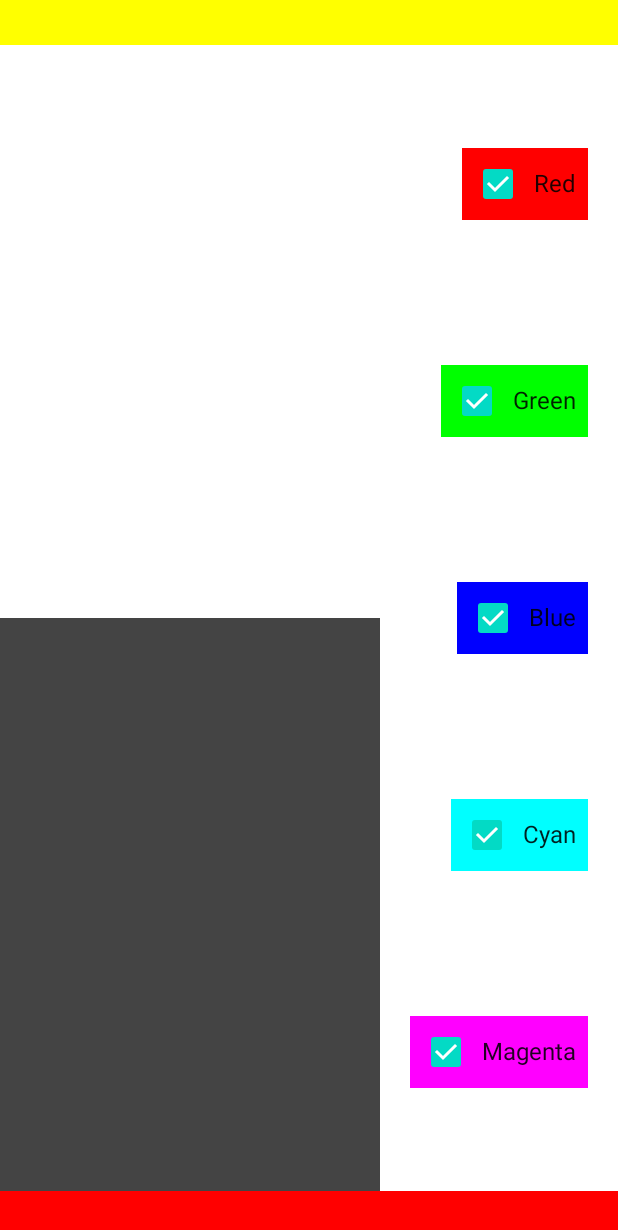
After one commit to juanmendez/jetpack-compose, an Android app built with Jetpack Compose: the composable ColumnDemo shown on its own in the app's theme, on a phone screen of 412 x 824 dp. The commit adds this screen. Shown: the top 1230 px of the screen. Run offline under Robolectric (Android 15) with nearby library versions, the phone set to English and light mode, and no system bars; our stand-ins replace constraintlayout-compose.

Commit message:
01: refreshing columns, rows

```diff
--- a/app/build.gradle
+++ b/app/build.gradle
@@ -53,6 +53,7 @@ dependencies {
     implementation "androidx.compose.material:material:$compose_version"
     implementation "androidx.compose.ui:ui-tooling-preview:$compose_version"
     implementation "androidx.compose.material:material-icons-extended:$compose_version"
+    implementation "androidx.constraintlayout:constraintlayout-compose:1.1.0-alpha10"
 
     implementation 'androidx.lifecycle:lifecycle-runtime-ktx:2.5.1'
     implementation 'androidx.activity:activity-compose:1.6.1'
--- a/app/src/main/java/com/jetpack/compose/MainActivity.kt
+++ b/app/src/main/java/com/jetpack/compose/MainActivity.kt
@@ -28,7 +28,7 @@ class MainActivity : ComponentActivity() {
 
 @Composable
 fun Greeting(name: String) {
-    Text(text = "Hello $name!")
+
 }
 
 @Preview(showBackground = true)
--- /dev/null
+++ b/app/src/main/java/com/jetpack/compose/constants/StringUtils.kt
@@ -0,0 +1,5 @@
+package com.jetpack.compose.constants
+
+object StringUtils {
+    val empty = ""
+}
--- /dev/null
+++ b/app/src/main/java/com/jetpack/compose/ui/containers/ColumnDemo.kt
@@ -0,0 +1,82 @@
+package com.jetpack.compose.ui.containers
+
+import androidx.compose.foundation.background
+import androidx.compose.foundation.layout.Arrangement
+import androidx.compose.foundation.layout.Box
+import androidx.compose.foundation.layout.Column
+import androidx.compose.foundation.layout.Row
+import androidx.compose.foundation.layout.fillMaxHeight
+import androidx.compose.foundation.layout.fillMaxWidth
+import androidx.compose.foundation.layout.height
+import androidx.compose.foundation.layout.padding
+import androidx.compose.runtime.Composable
+import androidx.compose.runtime.mutableStateOf
+import androidx.compose.runtime.remember
+import androidx.compose.ui.Alignment
+import androidx.compose.ui.Modifier
+import androidx.compose.ui.graphics.Color
+import androidx.compose.ui.res.stringResource
+import androidx.compose.ui.tooling.preview.Preview
+import androidx.compose.ui.unit.dp
+import com.jetpack.compose.R
+import com.jetpack.compose.ui.elements.CheckBoxWithLabel
+
+@Composable
+fun ColumnDemo(
+    modifier: Modifier = Modifier,
+) {
+    val red = remember { mutableStateOf(true) }
+    val green = remember { mutableStateOf(true) }
+    val blue = remember { mutableStateOf(true) }
+    val cyan = remember { mutableStateOf(true) }
+    val magenta = remember { mutableStateOf(true) }
+
+    Column() {
+        Box(
+            modifier = modifier
+                .background(Color.Yellow)
+                .fillMaxWidth()
+                .height(30.dp)
+        )
+        Row(
+            modifier = Modifier
+                .fillMaxWidth()
+                .weight(1.0f),
+            verticalAlignment = Alignment.Bottom
+        ) {
+            Box(
+                modifier = Modifier
+                    .fillMaxHeight(0.5f)
+                    .weight(1.0f)
+                    .background(color = Color.DarkGray)
+            )
+
+            // Column's width is wrap_content by default
+            Column(
+                modifier = modifier
+                    .fillMaxHeight()
+                    .padding(20.dp),
+                verticalArrangement = Arrangement.SpaceAround,
+                horizontalAlignment = Alignment.End
+            ) {
+                CheckBoxWithLabel(state = red, label = stringResource(id = R.string.red), color = Color.Red)
+                CheckBoxWithLabel(state = green, label = stringResource(id = R.string.green), color = Color.Green)
+                CheckBoxWithLabel(state = blue, label = stringResource(id = R.string.blue), color = Color.Blue)
+                CheckBoxWithLabel(state = cyan, label = stringResource(id = R.string.cyan), color = Color.Cyan)
+                CheckBoxWithLabel(state = magenta, label = stringResource(id = R.string.magenta), color = Color.Magenta)
+            }
+        }
+        Box(
+            modifier = modifier
+                .background(Color.Red)
+                .fillMaxWidth()
+                .height(30.dp)
+        )
+    }
+}
+
+@Preview
+@Composable
+fun ColumnDemoPreview() {
+    ColumnDemo()
+}
--- /dev/null
+++ b/app/src/main/java/com/jetpack/compose/ui/elements/CheckBoxWithLabel.kt
@@ -0,0 +1,64 @@
+package com.jetpack.compose.ui.elements
+
+import androidx.compose.foundation.background
+import androidx.compose.foundation.clickable
+import androidx.compose.material.Checkbox
+import androidx.compose.material.Text
+import androidx.compose.runtime.Composable
+import androidx.compose.runtime.MutableState
+import androidx.compose.runtime.mutableStateOf
+import androidx.compose.runtime.remember
+import androidx.compose.ui.Modifier
+import androidx.compose.ui.graphics.Color
+import androidx.compose.ui.tooling.preview.Preview
+import androidx.compose.ui.unit.dp
+import androidx.constraintlayout.compose.ConstraintLayout
+import com.jetpack.compose.constants.StringUtils
+
+@Composable
+fun CheckBoxWithLabel(
+    modifier: Modifier = Modifier,
+    label: String = StringUtils.empty,
+    state: MutableState<Boolean>,
+    color: Color = Color.White
+) {
+    ConstraintLayout(
+        modifier = modifier
+            .clickable {
+                state.value = !state.value
+            }
+            .background(
+                color = if (state.value) {
+                    color
+                } else {
+                    Color.White
+                }
+            )
+    ) {
+        val (checkbox, text) = createRefs()
+
+        Checkbox(
+            checked = state.value,
+            onCheckedChange = {
+                state.value = it
+            },
+            modifier = Modifier.constrainAs(checkbox) {
+            }
+        )
+        Text(
+            text = label,
+            modifier = Modifier.constrainAs(text) {
+                start.linkTo(checkbox.end)
+                end.linkTo(parent.end, margin = 8.dp)
+                top.linkTo(parent.top)
+                bottom.linkTo(parent.bottom)
+            }
+        )
+    }
+}
+
+@Preview
+@Composable
+fun CheckBoxWithLabelPreview() {
+    CheckBoxWithLabel(label = "Hello", state = remember { mutableStateOf(true) }, color = Color.Cyan)
+}
--- a/app/src/main/res/values/strings.xml
+++ b/app/src/main/res/values/strings.xml
@@ -1,3 +1,8 @@
 <resources>
     <string name="app_name">Jetpack Compose</string>
+    <string name="red">Red</string>
+    <string name="blue">Blue</string>
+    <string name="green">Green</string>
+    <string name="cyan">Cyan</string>
+    <string name="magenta">Magenta</string>
 </resources>
```
Also changed, not shown: 1 other file.
